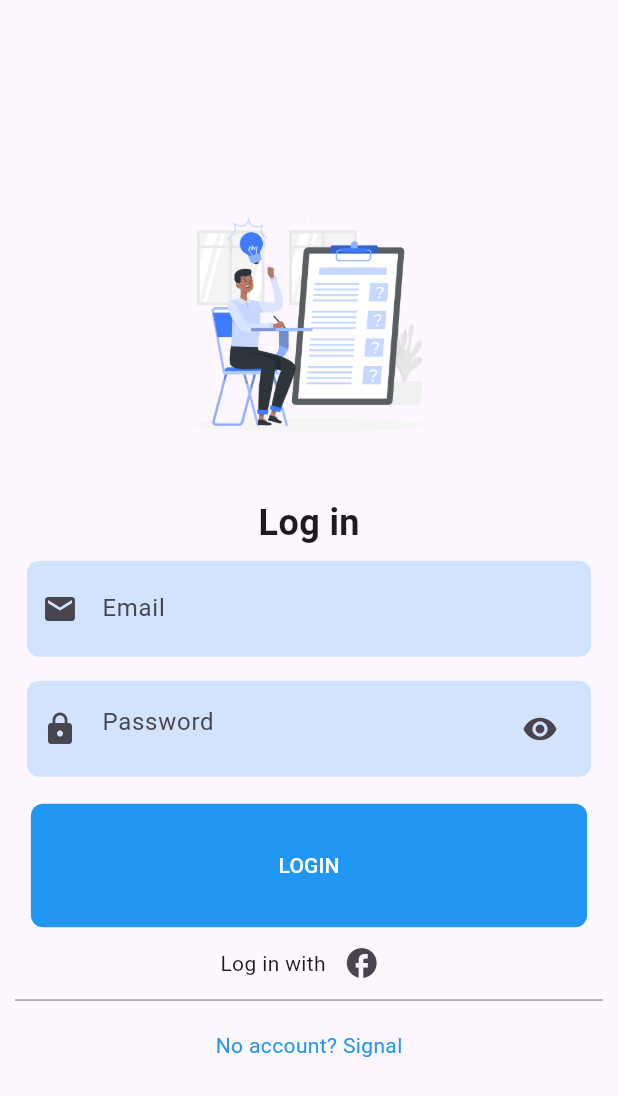
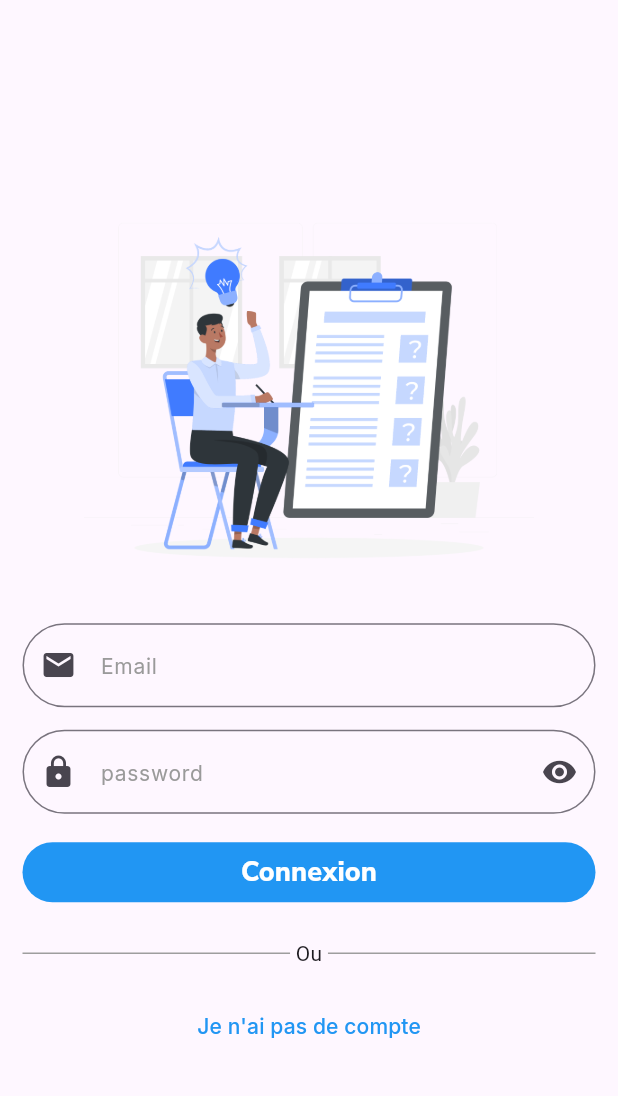
Before and after one commit to Ce-lina/Upgrade-employee, a Flutter app: the screen it shows after launch, on a phone screen of 412 x 824 dp. Shown: the top 1096 px of the screen. Run offline on Flutter 3.47's test engine with Material 3 defaults, Android fonts, the phone set to English and light mode, and no system bars; our stand-ins replace connectivity_plus, get, google_fonts; missing offline and left inert: flashtoast.

Commit message:
page login interface terminee

```diff
--- /dev/null
+++ b/upgrade_employ/lib/component/buttom_widget/buttom_widget.dart
@@ -0,0 +1,35 @@
+import 'package:flutter/material.dart';
+import 'package:google_fonts/google_fonts.dart';
+
+class ButtonWidget extends StatelessWidget {
+  final Color colorButton;
+  final Color colorText;
+  final String text;
+  final VoidCallback? onPressed;
+
+  const ButtonWidget({
+    Key? key,
+    this.colorButton = Colors.blue,
+    required this.text,
+    this.colorText = Colors.white,
+    this.onPressed,
+  }) : super(key: key);
+
+  @override
+  Widget build(BuildContext context) {
+    return ElevatedButton(
+      style: ButtonStyle(
+        backgroundColor: MaterialStateProperty.all<Color>(colorButton),
+      ),
+      onPressed: onPressed,
+      child: Text(
+        text,
+        style: GoogleFonts.nunitoSans(
+          fontSize: 18,
+          fontWeight: FontWeight.w800,
+          color: colorText,
+        ),
+      ),
+    );
+  }
+}
--- /dev/null
+++ b/upgrade_employ/lib/component/form_widget/form_widget.dart
@@ -0,0 +1,81 @@
+import 'package:flutter/material.dart';
+import 'package:google_fonts/google_fonts.dart';
+
+class FormWidget extends StatelessWidget {
+  final bool isPassword;
+  final IconButton prefixicon;
+  final IconButton suffixIcon;
+  final Color? couleurCurseur;
+  final int sizeForm;
+  final String? placeholder;
+  final String? plein;
+  final String? errorMessage;
+  final TextEditingController? controller;
+  final TextInputType keyboardType;
+
+  FormWidget({
+    Key? key,
+    this.isPassword = false,
+    this.placeholder = '',
+    this.plein = '',
+    this.sizeForm = 1,
+    this.couleurCurseur = Colors.blue,
+    required this.controller,
+    this.keyboardType = TextInputType.text,
+    this.prefixicon = const IconButton(
+      icon: Icon(null),
+      onPressed: null,
+      color: Colors.white24,
+    ),
+    this.suffixIcon = const IconButton(
+      icon: Icon(null),
+      onPressed: null,
+      color: Colors.white24,
+    ),
+    this.errorMessage = 'Veuillez remplir ce champ.',
+  }) : super(key: key);
+
+  @override
+  Widget build(BuildContext context) {
+    return TextFormField(
+
+      maxLines: sizeForm,
+      obscureText: isPassword,
+      obscuringCharacter: '*',
+      controller: controller,
+      cursorColor: couleurCurseur,
+      keyboardType: keyboardType,
+      decoration: InputDecoration(
+        hintText: placeholder,
+        suffixIcon: suffixIcon,
+        prefixIcon: prefixicon,
+        hintStyle: GoogleFonts.inter(
+          fontSize: 14,
+          fontWeight: FontWeight.w400,
+          color: const Color(0xFF9A9A9A),
+        ),
+        focusedBorder:OutlineInputBorder(
+          borderSide: BorderSide(
+            color: couleurCurseur!,
+          ),
+          borderRadius: BorderRadius.all(Radius.circular(50)),
+        ),
+        border: const OutlineInputBorder(
+          borderSide: BorderSide(
+            color: Color(0xff544F4D),
+          ),
+          borderRadius: BorderRadius.all(Radius.circular(50)),
+        ),
+      ),
+      validator: (value) {
+        if (value == null || value.isEmpty) {
+          return errorMessage;
+        }
+        return null;
+      },
+      onChanged: (value) {
+        // Handle changes to the text field's value
+      },
+    );
+  }
+}
--- /dev/null
+++ b/upgrade_employ/lib/component/function/verification_internet.dart
@@ -0,0 +1,16 @@
+import 'package:connectivity_plus/connectivity_plus.dart';
+
+Future<bool> checkInternetConnection() async {
+  var connectivityResult = await (Connectivity().checkConnectivity());
+  if (connectivityResult == ConnectivityResult.mobile ||
+      connectivityResult == ConnectivityResult.wifi ||
+      connectivityResult == ConnectivityResult.other ||
+      connectivityResult == ConnectivityResult.bluetooth ||
+      connectivityResult == ConnectivityResult.ethernet ||
+      connectivityResult == ConnectivityResult.vpn
+      ) {
+    return true;
+  } else {
+    return false;
+  }
+}
--- a/upgrade_employ/lib/screens/login.dart
+++ b/upgrade_employ/lib/screens/login.dart
@@ -1,6 +1,10 @@
 import 'package:flutter/material.dart';
 import 'package:get/get.dart';
+import 'package:google_fonts/google_fonts.dart';
+import 'package:upgrade_employ/component/buttom_widget/buttom_widget.dart';
 import 'package:upgrade_employ/component/constante.dart';
+import 'package:upgrade_employ/component/form_widget/form_widget.dart';
+import 'package:flashtoast/flash_toast.dart';
 
 class Login extends StatefulWidget {
   const Login({super.key});
@@ -10,144 +14,93 @@ class Login extends StatefulWidget {
 }
 
 class _LoginState extends State<Login> {
-//We need two text editing controller
-
-//TextEditing controller to control the text when we enter it
-  final Email = TextEditingController();
-  final password = TextEditingController();
-
-  //A bool variable for show and hide password
-  bool isVisible = true;
-
-  //We have to create global key for our form
-  final formKey = GlobalKey<FormState>();
+  TextEditingController emailController = TextEditingController();
+  TextEditingController passwordController = TextEditingController();
+  bool ispass = true;
   @override
   Widget build(BuildContext context) {
     return Scaffold(
       body: Center(
         child: SingleChildScrollView(
-          child: Padding(
-            padding: const EdgeInsets.all(10.0),
+          padding: EdgeInsets.only(right: 15.0, left: 15.0),
           child: Column(
-              key: formKey,
+            mainAxisAlignment: MainAxisAlignment.center,
+            crossAxisAlignment: CrossAxisAlignment.stretch,
             children: [
-                //Email field
-                //Before we show the image, after we copied the image we need to define the location in pubspec.yaml
               Image.asset(
                 '${Constante.imagePath}login.png',
-                  width: 200,
+                height: 300,
               ),
-                const SizedBox(height: 15),
-
-                Text(
-                  'Log in',
-                  style: TextStyle(fontSize: 24, fontWeight: FontWeight.bold),
+              FormWidget(
+                controller: emailController,
+                placeholder: "Email",
+                prefixicon:
+                    IconButton(onPressed: null, icon: Icon(Icons.email)),
               ),
-
-                Container(
-                  margin: EdgeInsets.all(8),
-                  padding:
-                      const EdgeInsets.symmetric(horizontal: 10, vertical: 8),
-                  decoration: BoxDecoration(
-                      borderRadius: BorderRadius.circular(8),
-                      color: Colors.blue.withOpacity(.2)),
-                  child: TextFormField(
-                    validator: (value) {
-                      if (value!.isEmpty) {
-                        return "Email is required";
-                      }
-                      return null;
+              SizedBox(
+                height: 15,
+              ),
+              FormWidget(
+                controller: passwordController,
+                placeholder: "password",
+                isPassword: ispass,
+                prefixicon: IconButton(onPressed: null, icon: Icon(Icons.lock)),
+                suffixIcon: IconButton(
+                  onPressed: () {
+                    setState(() {
+                      ispass = !ispass;
+                    });
                   },
-                    decoration: InputDecoration(
-                      icon: Icon(Icons.email),
-                      border: InputBorder.none,
-                      hintText: "Email",
+                  icon: ispass
+                      ? Icon(Icons.visibility)
+                      : Icon(Icons.visibility_off),
+                ),
+              ),
+              SizedBox(
+                height: 15,
+              ),
+              ButtonWidget(
+                text: "Connexion",
+              ),
+              SizedBox(
+                height: 20,
+              ),
+              Row(
+                mainAxisAlignment: MainAxisAlignment.spaceBetween,
+                children: [
+                  Expanded(
+                    child: Divider(
+                      color: Colors.grey,
+                    ),
+                  ),
+                  Text(" Ou "),
+                  Expanded(
+                    child: Divider(
+                      color: Colors.grey,
+                    ),
+                  ),
+                ],
+              ),
+              SizedBox(
+                height: 15,
+              ),
+              TextButton(
+                onPressed: () {
+                  FlashToast.showFlashToast(
+                      context: context,
+                      title: "Autorisation",
+                      message: "veillez rencontrer votre RH pour avoir un compte.",
+                      duration: 4,
+                      flashType: FlashType.help,);
+                },
+                child: Center(
+                  child: Text(
+                    "Je n'ai pas de compte",
+                    style: GoogleFonts.inter(color: Colors.blue),
                   ),
                 ),
               ),
-
-                //Password field
-                Container(
-                  margin: const EdgeInsets.all(8),
-                  padding:
-                      const EdgeInsets.symmetric(horizontal: 10, vertical: 8),
-                  decoration: BoxDecoration(
-                      borderRadius: BorderRadius.circular(8),
-                      color: Colors.blue.withOpacity(.2)),
-                  child: TextFormField(
-                    validator: (value) {
-                      if (value!.isEmpty) {
-                        return "password is required";
-                      }
-                      return null;
-                    },
-                    obscureText: isVisible,
-                    decoration: InputDecoration(
-                        icon: Icon(Icons.lock),
-                        border: InputBorder.none,
-                        hintText: "Password",
-                        suffixIcon: IconButton(
-                            onPressed: () {
-                              //In here we will create a click tio show and hide the password a toggle button
-                              setState(() {
-                                //toggle button
-                                isVisible = !isVisible;
-                              });
-                            },
-                            icon: Icon(isVisible
-                                ? Icons.visibility
-                                : Icons.visibility_off))),
-                  ),
-                ),
-                const SizedBox(height: 10),
-
-                //Login button
-                Container(
-                  height: MediaQuery.of(context).size.height * 0.1,
-                  width: MediaQuery.of(context).size.width * .9,
-                  decoration: BoxDecoration(
-                    borderRadius: BorderRadius.circular(8),
-                    color: Colors.blue,
-                  ),
-                  child: TextButton(
-                      onPressed: () {
-                        if (formKey.currentState!.validate()) {
-                          //Login method willw bw here
-                        }
-                      },
-                      child: const Text(
-                        "LOGIN",
-                        style: TextStyle(color: Colors.white),
-                      )),
-                ),
-                Row(mainAxisAlignment: MainAxisAlignment.center, children: [
-                  Text('Log in with'),
-                  IconButton(
-                    icon: Icon(Icons.facebook),
-                    onPressed: () {},
-                  ),
-                  /*IconButton(icon: Icon(Icons.google),
-                    onPressed: (){},),
-                    IconButton(icon: Icon(Icons.github),
-                    onPressed: (){},),*/
-                ]),
-                /*isLoginTrue
-                    ? const Text(
-                        "Username or passowrd is incorrect",
-                        style: TextStyle(color: Colors.red),
-                      )
-                    : const SizedBox(),*/
-                  Divider(color: Colors.grey, height: 1,),
-
-                  SizedBox(height: 20),
-                  GestureDetector(
-                    onTap: (){
-                      //Handle signal tap
-                    },
-                    child: Text('No account? Signal', style: TextStyle(color: Colors.blue),),
-                  ),
             ],
-            ),
           ),
         ),
       ),
--- a/upgrade_employ/pubspec.yaml
+++ b/upgrade_employ/pubspec.yaml
@@ -36,6 +36,9 @@ dependencies:
   # Use with the CupertinoIcons class for iOS style icons.
   cupertino_icons: ^1.0.6
   get: ^4.6.6
+  google_fonts: ^6.2.1
+  flashtoast: ^0.0.11
+  connectivity_plus: ^6.0.3
 
 dev_dependencies:
   flutter_test:
```
Also changed, not shown: upgrade_employ/pubspec.lock, 1 other file. Lines whose indentation alone changed are shown as unchanged.
